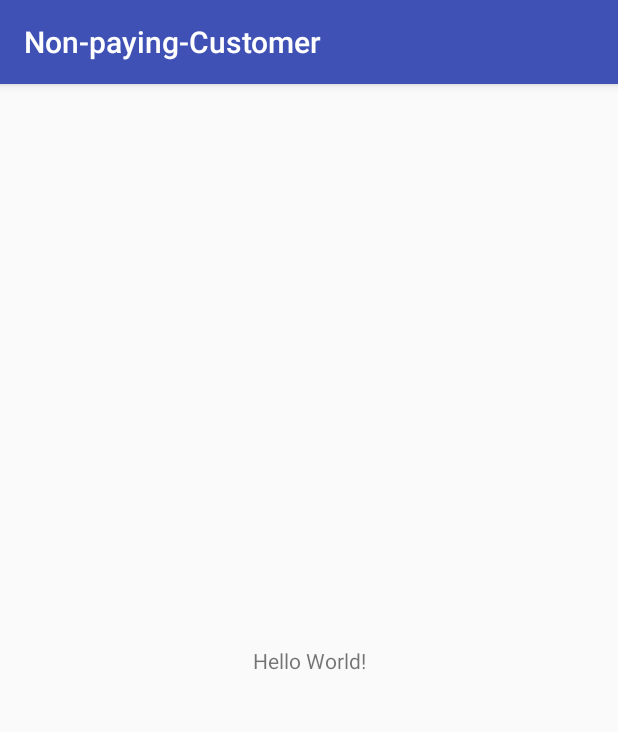
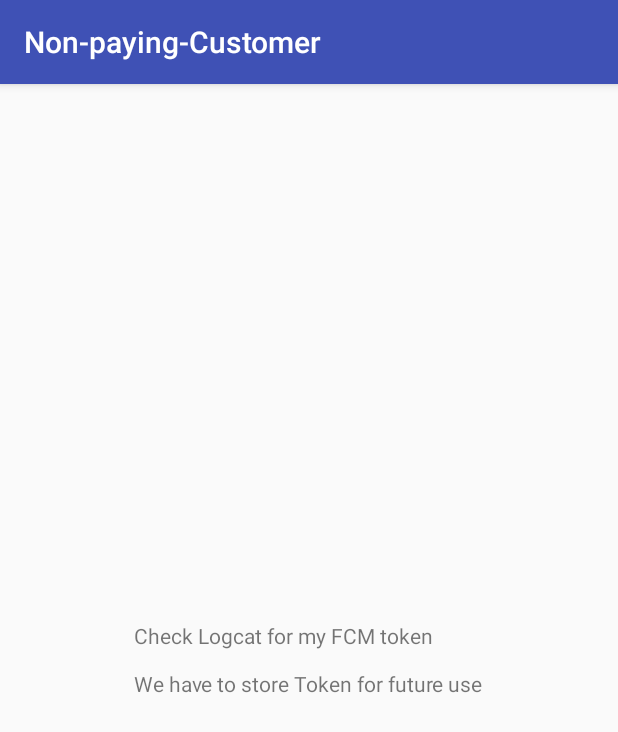
Before and after one commit to Anubhav-Roy/non-paying-customer, an Android app: the screen it shows after launch (MainActivity), on a phone screen of 412 x 824 dp. Shown: the top 732 px of the screen. Run offline under Robolectric (Android 15) with nearby library versions, the phone set to English and light mode, and no system bars; 1 statement that could not run was skipped.

Commit message:
Firebase Cloud Messaging added

```diff
--- a/app/build.gradle
+++ b/app/build.gradle
@@ -26,4 +26,6 @@ dependencies {
     testImplementation 'junit:junit:4.12'
     androidTestImplementation 'com.android.support.test:runner:1.0.1'
     androidTestImplementation 'com.android.support.test.espresso:espresso-core:3.0.1'
+    implementation 'com.google.firebase:firebase-messaging:11.8.0'
 }
+apply plugin: 'com.google.gms.google-services'
--- a/app/src/main/java/razzappz/non_paying_customer/MainActivity.java
+++ b/app/src/main/java/razzappz/non_paying_customer/MainActivity.java
@@ -2,12 +2,21 @@ package razzappz.non_paying_customer;
 
 import android.support.v7.app.AppCompatActivity;
 import android.os.Bundle;
+import android.util.Log;
+import android.widget.Toast;
+
+import com.google.firebase.iid.FirebaseInstanceId;
 
 public class MainActivity extends AppCompatActivity {
+    private static final String TAG="MainActivity";
 
     @Override
     protected void onCreate(Bundle savedInstanceState) {
         super.onCreate(savedInstanceState);
         setContentView(R.layout.activity_main);
+
+        String token= FirebaseInstanceId.getInstance().getToken();
+        Log.e(TAG, "onCreate: Token: "+token );
+
     }
 }
--- a/app/src/main/res/layout/activity_main.xml
+++ b/app/src/main/res/layout/activity_main.xml
@@ -1,5 +1,5 @@
 <?xml version="1.0" encoding="utf-8"?>
-<android.support.constraint.ConstraintLayout xmlns:android="http://schemas.android.com/apk/res/android"
+<RelativeLayout xmlns:android="http://schemas.android.com/apk/res/android"
     xmlns:app="http://schemas.android.com/apk/res-auto"
     xmlns:tools="http://schemas.android.com/tools"
     android:layout_width="match_parent"
@@ -9,10 +9,7 @@
     <TextView
         android:layout_width="wrap_content"
         android:layout_height="wrap_content"
-        android:text="Hello World!"
-        app:layout_constraintBottom_toBottomOf="parent"
-        app:layout_constraintLeft_toLeftOf="parent"
-        app:layout_constraintRight_toRightOf="parent"
-        app:layout_constraintTop_toTopOf="parent" />
+        android:text="Check Logcat for my FCM token\n\nWe have to store Token for future use"
+        android:layout_centerInParent="true" />
 
-</android.support.constraint.ConstraintLayout>
+</RelativeLayout>
--- a/build.gradle
+++ b/build.gradle
@@ -8,6 +8,7 @@ buildscript {
     }
     dependencies {
         classpath 'com.android.tools.build:gradle:3.0.1'
+        classpath 'com.google.gms:google-services:3.1.0'
 
 
         // NOTE: Do not place your application dependencies here; they belong
```
Also changed, not shown: app/src/main/AndroidManifest.xml (+16 -1 lines), app/src/main/java/razzappz/non_paying_customer/InstanceIdService.java (added, +19 -0 lines), app/src/main/java/razzappz/non_paying_customer/MessagingService.java (added, +50 -0 lines), 1 other file.
